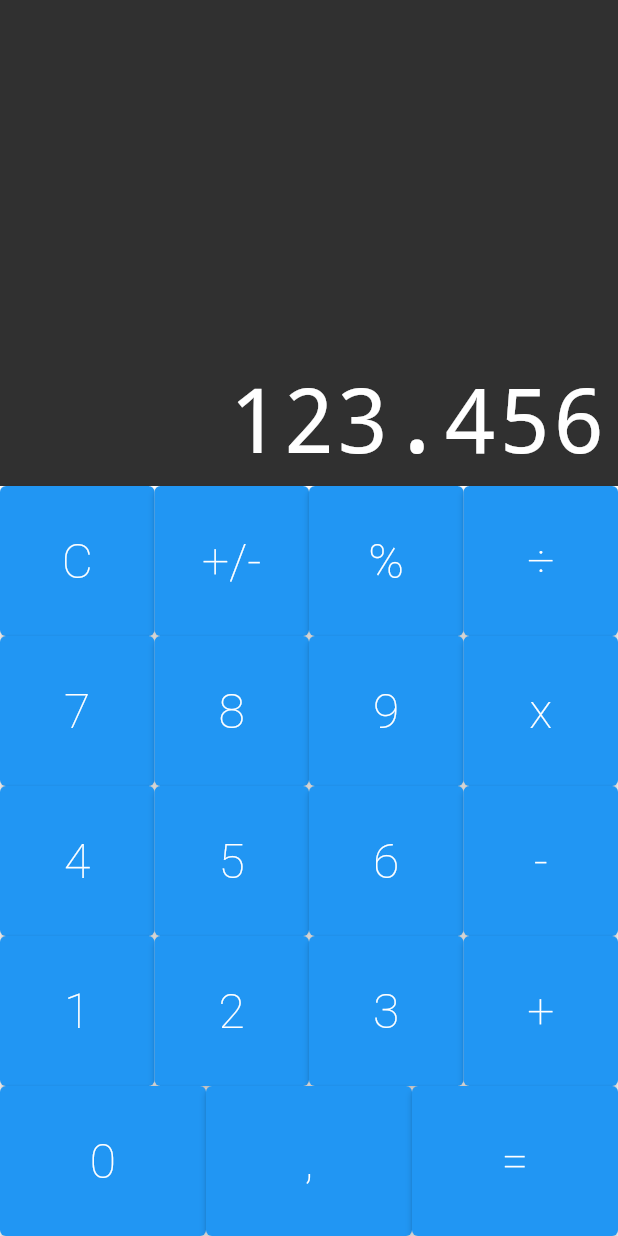
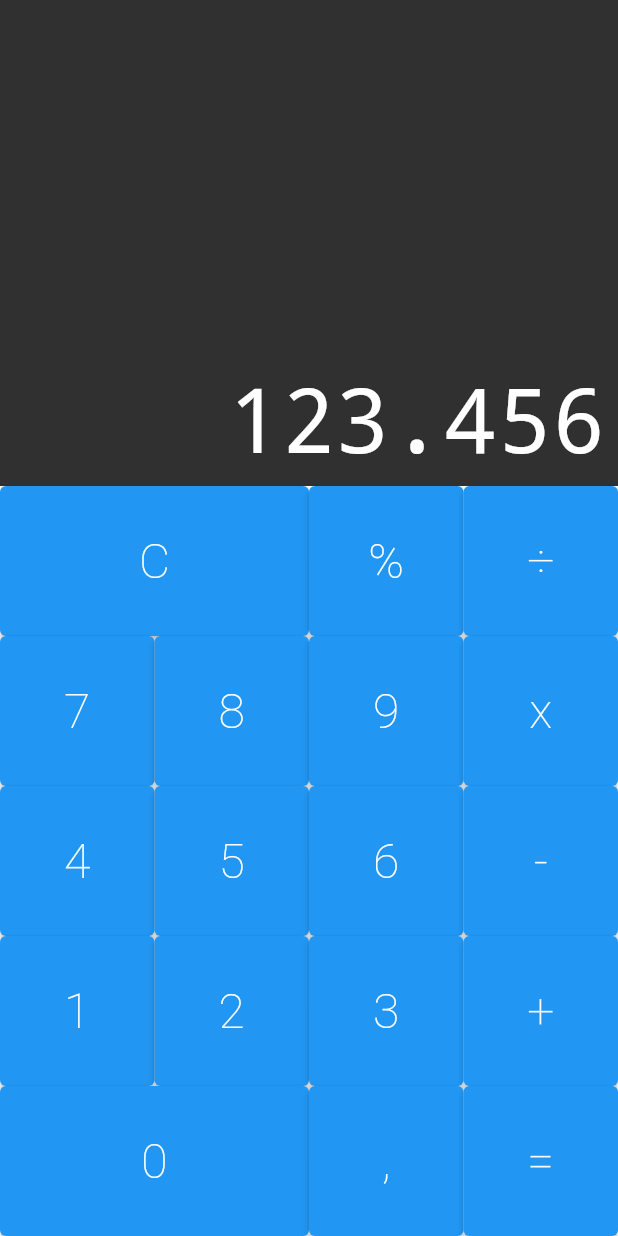
Before and after one commit to Tiagoow03/calculator-system, a Flutter app: the screen it shows after launch, on a phone screen of 412 x 824 dp. Run offline on Flutter 3.47's test engine with Material 2 defaults, Android fonts, the phone set to English and light mode, and no system bars.

Commit message:
Alterações no teclado, e atualizações no gradle e puspec

```diff
--- a/lib/interfaces/widgets/botao.dart
+++ b/lib/interfaces/widgets/botao.dart
@@ -4,24 +4,16 @@ class Botao extends StatelessWidget {
   const Botao({
     super.key,
     required this.texto,
-  });
-
-  const Botao.grande({
-    super.key,
-    required this.texto,
-  });
-
-  const Botao.operacao({
-    super.key,
-    required this.texto,
+    this.grande = false,
   });
 
   final String texto;
+  final bool grande;
 
   @override
   Widget build(BuildContext context) {
     return Expanded(
-      flex: 1,
+      flex: grande ? 2 : 1,
       child: ElevatedButton(
         onPressed: () {},
         child: Text(
--- a/lib/interfaces/widgets/teclado.dart
+++ b/lib/interfaces/widgets/teclado.dart
@@ -11,36 +11,35 @@ class Teclado extends StatelessWidget {
   Widget build(BuildContext context) {
     return Container(
       height: 500,
-      child: Column(
-        children: const [
+      child: const Column(
+        children: [
           BotaoEmLinhas(botoes: [
-            Botao(texto: 'C'),
-            Botao(texto: '+/-'),
+            Botao(texto: 'C', grande: true,),
             Botao(texto: '%'),
-            Botao.operacao(texto: '÷'),
+            Botao(texto: '÷'),
           ]),
           BotaoEmLinhas(botoes: [
             Botao(texto: '7'),
             Botao(texto: '8'),
             Botao(texto: '9'),
-            Botao.operacao(texto: 'x'),
+            Botao(texto: 'x'),
           ]),
           BotaoEmLinhas(botoes: [
             Botao(texto: '4'),
             Botao(texto: '5'),
             Botao(texto: '6'),
-            Botao.operacao(texto: '-'),
+            Botao(texto: '-'),
           ]),
           BotaoEmLinhas(botoes: [
             Botao(texto: '1'),
             Botao(texto: '2'),
             Botao(texto: '3'),
-            Botao.operacao(texto: '+'),
+            Botao(texto: '+'),
           ]),
           BotaoEmLinhas(botoes: [
-            Botao.grande(texto: '0'),
+            Botao(texto: '0', grande: true,),
             Botao(texto: ','),
-            Botao.operacao(texto: '='),
+            Botao(texto: '='),
           ]),
         ],
       ),
```
Also changed, not shown: pubspec.lock, 1 other file.
